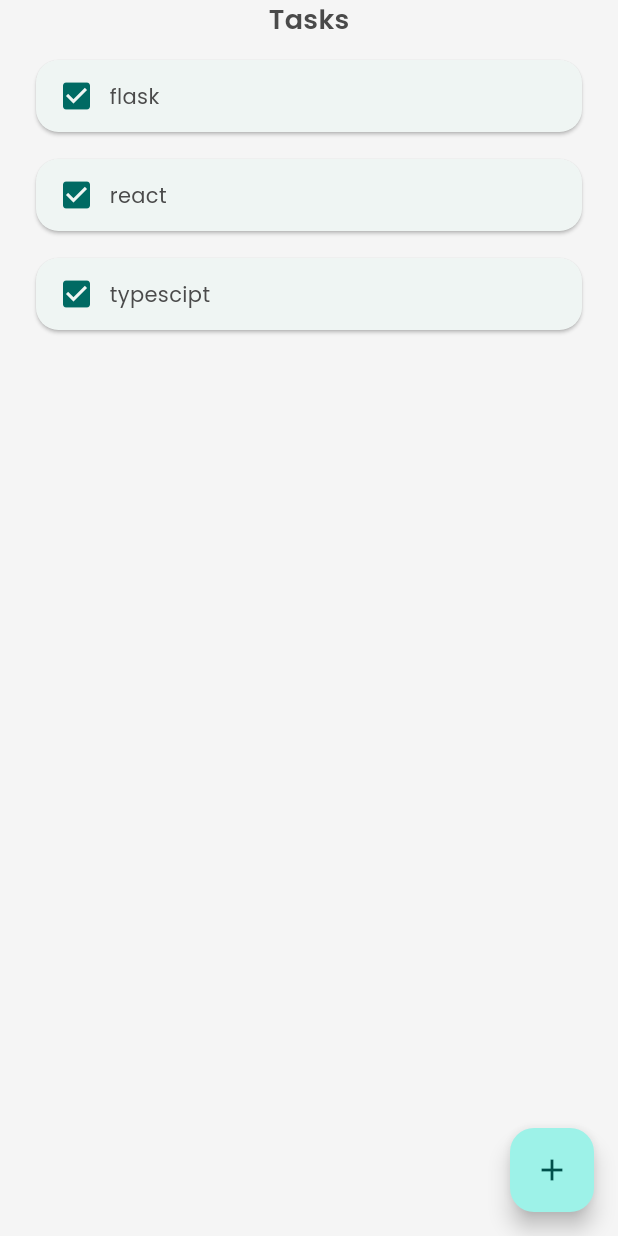
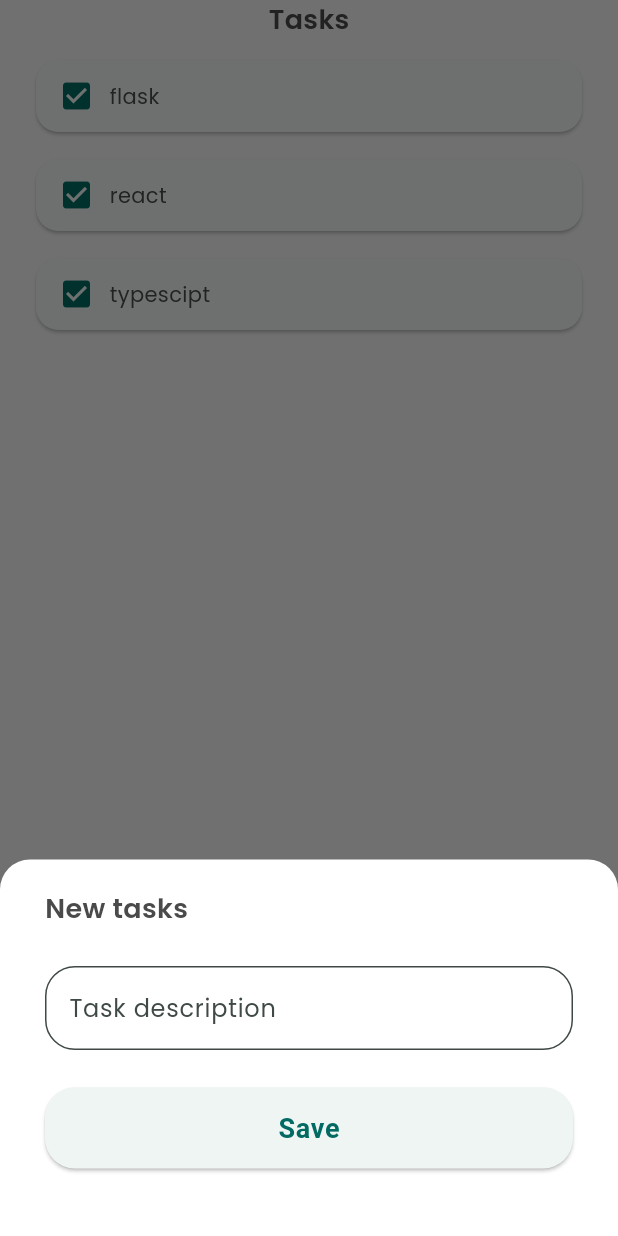
Before and after one commit to javiergomezve/todo_flutter, a Flutter app: the TaskListPage screen opened directly, after a tap on the "add" icon, on a phone screen of 412 x 824 dp. Run offline on Flutter 3.47's test engine with Material 3 defaults, Android fonts, the phone set to English and light mode, and no system bars.

Commit message:
Add new task modal

```diff
--- a/lib/app/app.dart
+++ b/lib/app/app.dart
@@ -23,6 +23,21 @@ class MyApp extends StatelessWidget {
               displayColor: colorText,
             ),
         useMaterial3: true,
+        bottomSheetTheme: const BottomSheetThemeData(
+          backgroundColor: Colors.transparent,
+        ),
+        elevatedButtonTheme: ElevatedButtonThemeData(
+          style: ElevatedButton.styleFrom(
+            minimumSize: const Size(double.infinity, 54),
+            shape: RoundedRectangleBorder(
+              borderRadius: BorderRadius.circular(20),
+            ),
+            textStyle: Theme.of(context).textTheme.bodyLarge?.copyWith(
+                  fontSize: 18,
+                  fontWeight: FontWeight.w700,
+                ),
+          ),
+        ),
       ),
       home: const SplashPage(),
     );
--- a/lib/app/view/task_list/task_list_page.dart
+++ b/lib/app/view/task_list/task_list_page.dart
@@ -48,12 +48,17 @@ class _TaskListPageState extends State<TaskListPage> {
         ),
       ),
       floatingActionButton: FloatingActionButton(
-        onPressed: () {
-          count++;
-          setState(() {});
-        },
+        onPressed: () => _showNewTaskModal(context),
         child: const Icon(Icons.add),
       ),
+    );
+  }
+
+  void _showNewTaskModal(BuildContext context) {
+    showModalBottomSheet(
+      context: context,
+      isScrollControlled: true,
+      builder: (_) => _NewTaskModal(),
     );
   }
 }
@@ -89,3 +94,43 @@ class _TaskItem extends StatelessWidget {
     );
   }
 }
+
+class _NewTaskModal extends StatefulWidget {
+  const _NewTaskModal({super.key});
+
+  @override
+  State<_NewTaskModal> createState() => _NewTaskModalState();
+}
+
+class _NewTaskModalState extends State<_NewTaskModal> {
+  @override
+  Widget build(BuildContext context) {
+    return Container(
+      padding: const EdgeInsets.symmetric(horizontal: 30, vertical: 20),
+      decoration: const BoxDecoration(
+          borderRadius: BorderRadius.vertical(top: Radius.circular(20)),
+          color: Colors.white),
+      child: Column(
+        crossAxisAlignment: CrossAxisAlignment.start,
+        mainAxisSize: MainAxisSize.min,
+        children: [
+          const H1('New tasks'),
+          const SizedBox(height: 25),
+          TextField(
+            decoration: InputDecoration(
+              hintText: 'Task description',
+              filled: true,
+              fillColor: Colors.white,
+              border: OutlineInputBorder(
+                borderRadius: BorderRadius.circular(20),
+              ),
+            ),
+          ),
+          const SizedBox(height: 25),
+          ElevatedButton(onPressed: () {}, child: Text('Save')),
+          const SizedBox(height: 25),
+        ],
+      ),
+    );
+  }
+}
```
Lines whose indentation alone changed are shown as unchanged.
